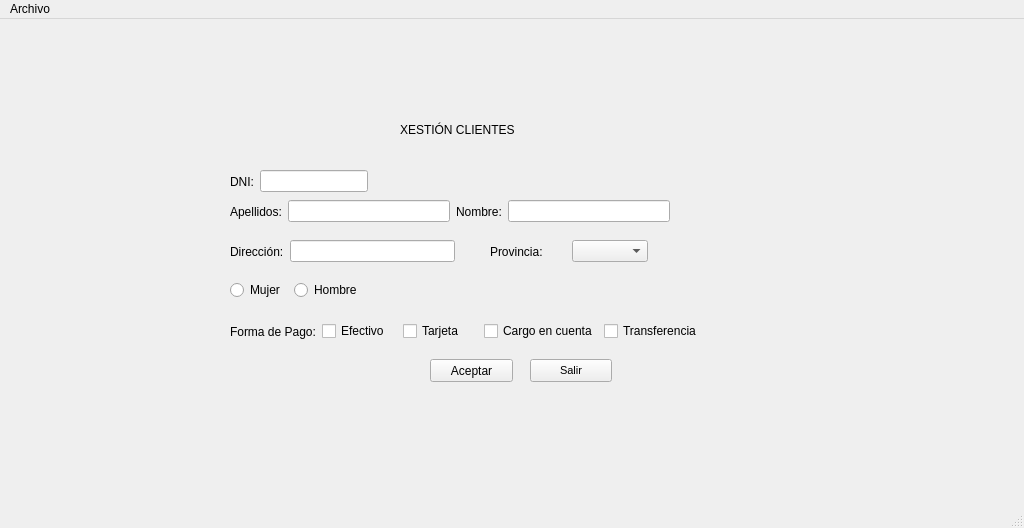
The window that window.ui (aem095/estevezmartinez) describes before a commit, drawn with Qt 5.
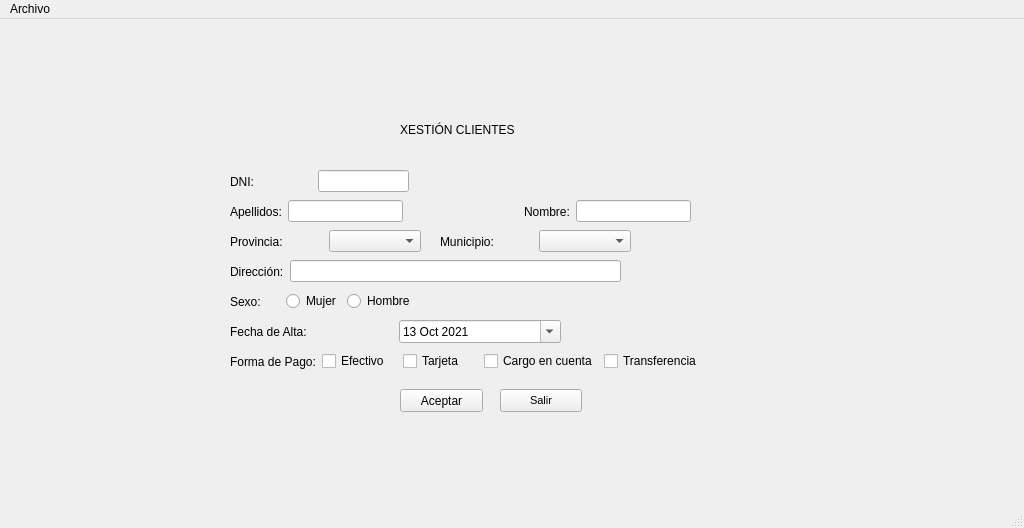
The same window after the commit.

```diff
--- a/window.ui
+++ b/window.ui
@@ -33,8 +33,8 @@
    <widget class="QPushButton" name="btnAceptar">
     <property name="geometry">
      <rect>
-      <x>430</x>
-      <y>340</y>
+      <x>400</x>
+      <y>370</y>
       <width>83</width>
       <height>23</height>
      </rect>
@@ -46,8 +46,8 @@
    <widget class="QPushButton" name="btnSalir">
     <property name="geometry">
      <rect>
-      <x>530</x>
-      <y>340</y>
+      <x>500</x>
+      <y>370</y>
       <width>82</width>
       <height>23</height>
      </rect>
@@ -61,16 +61,26 @@
      <string>Salir</string>
     </property>
    </widget>
-   <widget class="QWidget" name="">
+   <widget class="QWidget" name="layoutWidget">
     <property name="geometry">
      <rect>
       <x>230</x>
-      <y>260</y>
-      <width>132</width>
-      <height>22</height>
+      <y>270</y>
+      <width>185</width>
+      <height>25</height>
      </rect>
     </property>
     <layout class="QHBoxLayout" name="horizontalLayout">
+     <item>
+      <widget class="QLabel" name="lblSexo">
+       <property name="styleSheet">
+        <string notr="true">font: 14pt &quot;MS Shell Dlg 2&quot;;</string>
+       </property>
+       <property name="text">
+        <string>Sexo:</string>
+       </property>
+      </widget>
+     </item>
      <item>
       <widget class="QRadioButton" name="rbtFem">
        <property name="styleSheet">
@@ -99,11 +109,11 @@
      </item>
     </layout>
    </widget>
-   <widget class="QWidget" name="">
+   <widget class="QWidget" name="layoutWidget">
     <property name="geometry">
      <rect>
       <x>230</x>
-      <y>300</y>
+      <y>330</y>
       <width>472</width>
       <height>25</height>
      </rect>
@@ -161,16 +171,22 @@
      </item>
     </layout>
    </widget>
-   <widget class="QWidget" name="">
+   <widget class="QWidget" name="layoutWidget">
     <property name="geometry">
      <rect>
       <x>230</x>
-      <y>220</y>
-      <width>225</width>
+      <y>240</y>
+      <width>391</width>
       <height>25</height>
      </rect>
     </property>
     <layout class="QHBoxLayout" name="horizontalLayout_3">
+     <property name="sizeConstraint">
+      <enum>QLayout::SetDefaultConstraint</enum>
+     </property>
+     <property name="leftMargin">
+      <number>0</number>
+     </property>
      <item>
       <widget class="QLabel" name="lblDir">
        <property name="styleSheet">
@@ -182,16 +198,20 @@
       </widget>
      </item>
      <item>
-      <widget class="QLineEdit" name="txtDir"/>
+      <widget class="QLineEdit" name="txtDir">
+       <property name="enabled">
+        <bool>true</bool>
+       </property>
+      </widget>
      </item>
     </layout>
    </widget>
-   <widget class="QWidget" name="">
+   <widget class="QWidget" name="layoutWidget">
     <property name="geometry">
      <rect>
       <x>230</x>
       <y>180</y>
-      <width>440</width>
+      <width>461</width>
       <height>25</height>
      </rect>
     </property>
@@ -209,6 +229,19 @@
      <item>
       <widget class="QLineEdit" name="txtApel"/>
      </item>
+     <item>
+      <spacer name="horizontalSpacer_2">
+       <property name="orientation">
+        <enum>Qt::Horizontal</enum>
+       </property>
+       <property name="sizeHint" stdset="0">
+        <size>
+         <width>10</width>
+         <height>20</height>
+        </size>
+       </property>
+      </spacer>
+     </item>
      <item>
       <widget class="QLabel" name="lblNome">
        <property name="styleSheet">
@@ -224,7 +257,7 @@
      </item>
     </layout>
    </widget>
-   <widget class="QWidget" name="">
+   <widget class="QWidget" name="layoutWidget">
     <property name="geometry">
      <rect>
       <x>230</x>
@@ -244,6 +277,19 @@
        </property>
       </widget>
      </item>
+     <item>
+      <spacer name="horizontalSpacer">
+       <property name="orientation">
+        <enum>Qt::Horizontal</enum>
+       </property>
+       <property name="sizeHint" stdset="0">
+        <size>
+         <width>75</width>
+         <height>20</height>
+        </size>
+       </property>
+      </spacer>
+     </item>
      <item>
       <widget class="QLineEdit" name="txtDNI"/>
      </item>
@@ -262,12 +308,12 @@
      </item>
     </layout>
    </widget>
-   <widget class="QWidget" name="">
+   <widget class="QWidget" name="layoutWidget">
     <property name="geometry">
      <rect>
-      <x>490</x>
-      <y>220</y>
-      <width>158</width>
+      <x>230</x>
+      <y>210</y>
+      <width>191</width>
       <height>25</height>
      </rect>
     </property>
@@ -287,6 +333,73 @@
      </item>
     </layout>
    </widget>
+   <widget class="QWidget" name="layoutWidget_2">
+    <property name="geometry">
+     <rect>
+      <x>440</x>
+      <y>210</y>
+      <width>191</width>
+      <height>25</height>
+     </rect>
+    </property>
+    <layout class="QHBoxLayout" name="horizontalLayout_7">
+     <item>
+      <widget class="QLabel" name="lblMun">
+       <property name="styleSheet">
+        <string notr="true">font: 14pt &quot;MS Shell Dlg 2&quot;;</string>
+       </property>
+       <property name="text">
+        <string>Municipio:</string>
+       </property>
+      </widget>
+     </item>
+     <item>
+      <widget class="QComboBox" name="cmbMun"/>
+     </item>
+    </layout>
+   </widget>
+   <widget class="QWidget" name="horizontalLayoutWidget">
+    <property name="geometry">
+     <rect>
+      <x>230</x>
+      <y>300</y>
+      <width>331</width>
+      <height>25</height>
+     </rect>
+    </property>
+    <layout class="QHBoxLayout" name="horizontalLayout_8">
+     <item>
+      <widget class="QLabel" name="lblAlta">
+       <property name="styleSheet">
+        <string notr="true">font: 14pt &quot;MS Shell Dlg 2&quot;;</string>
+       </property>
+       <property name="text">
+        <string>Fecha de Alta:</string>
+       </property>
+      </widget>
+     </item>
+     <item>
+      <widget class="QDateEdit" name="dateEdit">
+       <property name="dateTime">
+        <datetime>
+         <hour>0</hour>
+         <minute>0</minute>
+         <second>0</second>
+         <year>2021</year>
+         <month>10</month>
+         <day>13</day>
+        </datetime>
+       </property>
+       <property name="currentSection">
+        <enum>QDateTimeEdit::DaySection</enum>
+       </property>
+       <property name="calendarPopup">
+        <bool>true</bool>
+       </property>
+      </widget>
+     </item>
+    </layout>
+   </widget>
   </widget>
   <widget class="QMenuBar" name="menubar">
    <property name="geometry">
```
